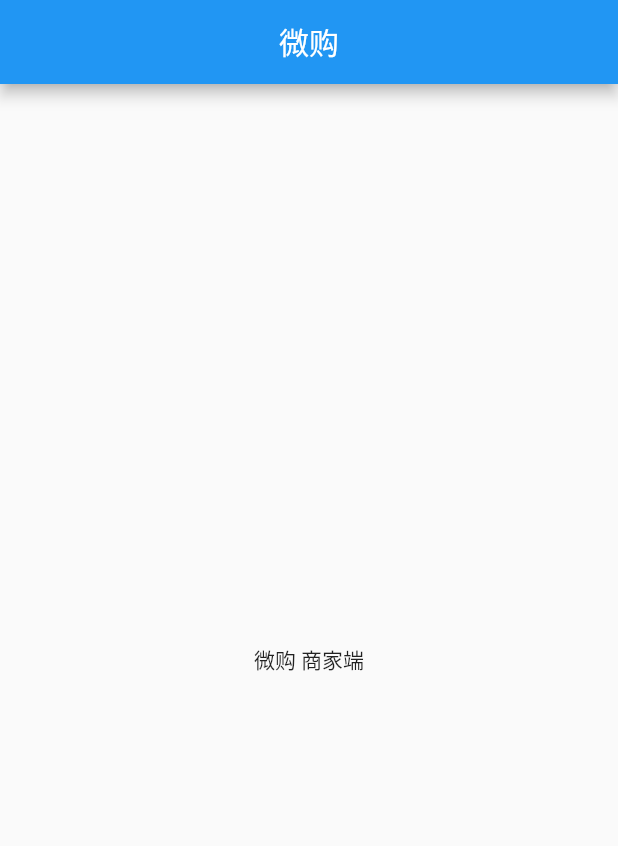
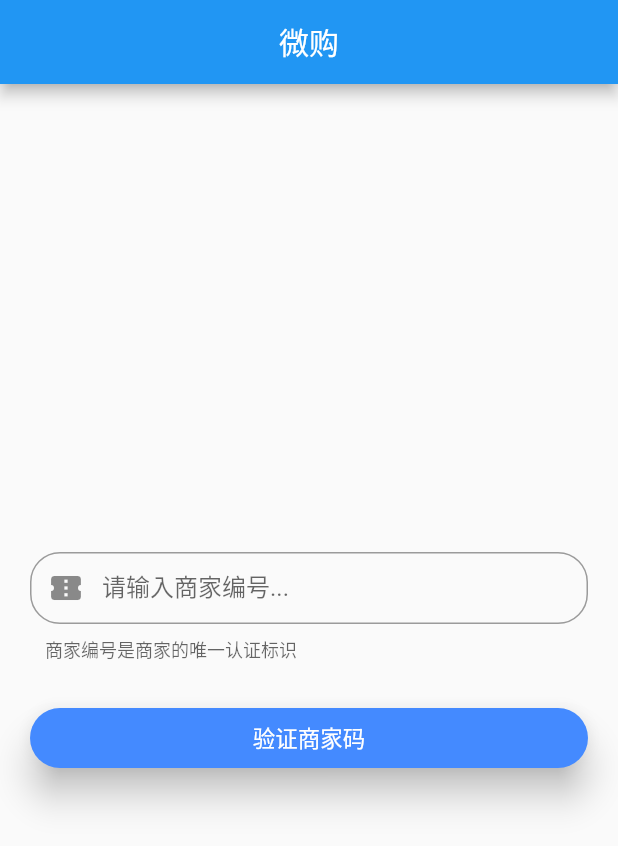
Before and after one commit to mini-wego/shop-master, a Flutter app: the screen it shows after launch, on a phone screen of 412 x 824 dp. Shown: the top 846 px of the screen. Run offline on Flutter 3.47's test engine with Material 2 defaults, Android fonts, the phone set to English and light mode, and no system bars.

Commit message:
添加商家端入口

```diff
--- a/lib/base/base_widget.dart
+++ b/lib/base/base_widget.dart
@@ -8,8 +8,8 @@ import 'package:master/base/page_struct.dart';
  * @date   2020-01-21.
  */
 
-abstract class BaseWidget extends StatefulWidget {
-  BaseWidgetState baseWidgetState;
+abstract class BasePage extends StatefulWidget {
+  BasePageState baseWidgetState;
 
   @override
   State<StatefulWidget> createState() {
@@ -18,10 +18,10 @@ abstract class BaseWidget extends StatefulWidget {
   }
 
   //由具体子类实现
-  BaseWidgetState getPageState();
+  BasePageState getPageState();
 }
 
-abstract class BaseWidgetState<T extends BaseWidget> extends State<T>
+abstract class BasePageState<T extends BasePage> extends State<T>
     with PageStruct {
   BODY_TYPE _bodyType = BODY_TYPE.BODY_WITH_APPBAR;
 
--- a/lib/main.dart
+++ b/lib/main.dart
@@ -1,5 +1,5 @@
 import 'package:flutter/material.dart';
-import 'package:master/pages/home_page.dart';
+import 'package:master/pages/enter_page.dart';
 
 void main() => runApp(MyApp());
 
@@ -13,7 +13,7 @@ class MyApp extends StatelessWidget {
       theme: ThemeData(
         primarySwatch: Colors.blue,
       ),
-      home: HomePage(),
+      home: EnterPage(),
     );
   }
 }
--- /dev/null
+++ b/lib/pages/enter_page.dart
@@ -0,0 +1,74 @@
+import 'package:flutter/material.dart';
+import 'package:flutter/src/widgets/framework.dart';
+import 'package:master/base/base_widget.dart';
+import 'package:master/pages/home_page.dart';
+import 'package:master/widget/margin_widget.dart';
+
+/**
+ * @desc 商家入口
+ * @author xiedong
+ * @date   2020-05-08.
+ */
+
+class EnterPage extends BasePage {
+  @override
+  BasePageState<EnterPage> getPageState() {
+    return PageState();
+  }
+}
+
+class PageState extends BasePageState<EnterPage> {
+  @override
+  Widget pageBody() {
+    return Center(
+      child: Padding(
+        padding: EdgeInsets.symmetric(horizontal: 20),
+        child: Column(
+          mainAxisAlignment: MainAxisAlignment.center,
+          crossAxisAlignment: CrossAxisAlignment.stretch,
+          children: <Widget>[
+            TextField(
+              decoration: InputDecoration(
+                  border: OutlineInputBorder(
+                      gapPadding: 10.0,
+                      borderRadius: BorderRadius.circular(20.0)),
+                  contentPadding: EdgeInsets.all(10.0),
+                  prefixIcon: Icon(Icons.confirmation_number),
+                  labelText: "请输入商家编号...",
+                  hintText: "请输入商家编号...",
+                  helperText: "商家编号是商家的唯一认证标识"),
+            ),
+            Margin(height: 30.0),
+            Container(
+              height: 40,
+              child: RaisedButton(
+                color: Colors.blueAccent,
+                textColor: Colors.white,
+                elevation: 10.0,
+                shape: RoundedRectangleBorder(
+                    borderRadius: BorderRadius.circular(20.0)),
+                child: Text(
+                  "验证商家码",
+                  style: TextStyle(fontSize: 15),
+                ),
+                onPressed: () {
+                  goHomePage();
+                },
+              ),
+            )
+          ],
+        ),
+      ),
+    );
+  }
+
+  @override
+  String pageTitle() {
+    return "微购";
+  }
+
+  void goHomePage() {
+    Navigator.of(context)
+        .pushReplacement(MaterialPageRoute(builder: (_) => HomePage()));
+  }
+}
--- a/lib/pages/home_page.dart
+++ b/lib/pages/home_page.dart
@@ -1,4 +1,4 @@
-import 'package:flutter/material.dart';
+import 'package:flutter/cupertino.dart';
 import 'package:flutter/src/widgets/framework.dart';
 import 'package:master/base/base_widget.dart';
 
@@ -8,25 +8,23 @@ import 'package:master/base/base_widget.dart';
  * @date   2020-05-08.
  */
 
-class HomePage extends BaseWidget{
+class HomePage extends BasePage {
   @override
-  BaseWidgetState<BaseWidget> getPageState() {
+  BasePageState<HomePage> getPageState() {
     return PageState();
   }
 }
 
-
-class PageState extends BaseWidgetState{
+class PageState extends BasePageState<HomePage> {
   @override
   Widget pageBody() {
     return Center(
-      child: Text("微购 商家端"),
+      child: Text("fdsafsda"),
     );
   }
 
   @override
   String pageTitle() {
-    return "微购";
+    return "";
   }
-
 }
--- /dev/null
+++ b/lib/widget/margin_widget.dart
@@ -0,0 +1,21 @@
+import 'package:flutter/cupertino.dart';
+
+/**
+ * @desc  公用margin组件
+ * @author xiedong
+ * @date   2020-05-08.
+ */
+
+class Margin extends StatelessWidget {
+  double width, height;
+
+  Margin({this.width = 0, this.height = 0});
+
+  @override
+  Widget build(BuildContext context) {
+    return SizedBox(
+      height: height,
+      width: width,
+    );
+  }
+}
```
